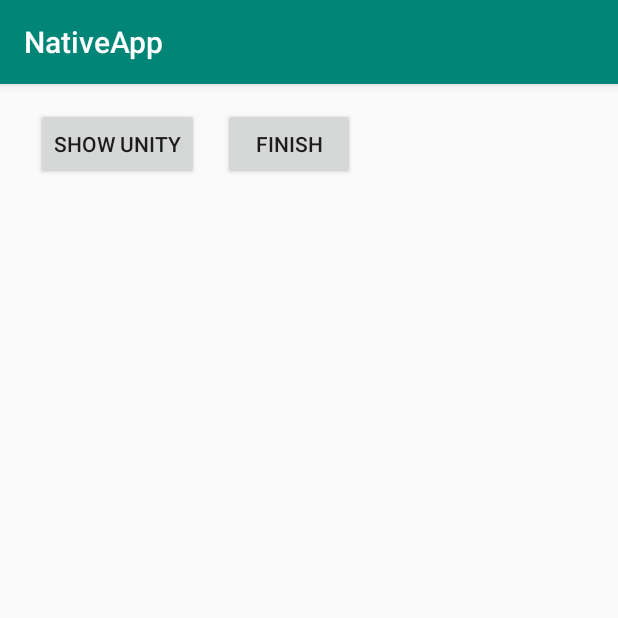
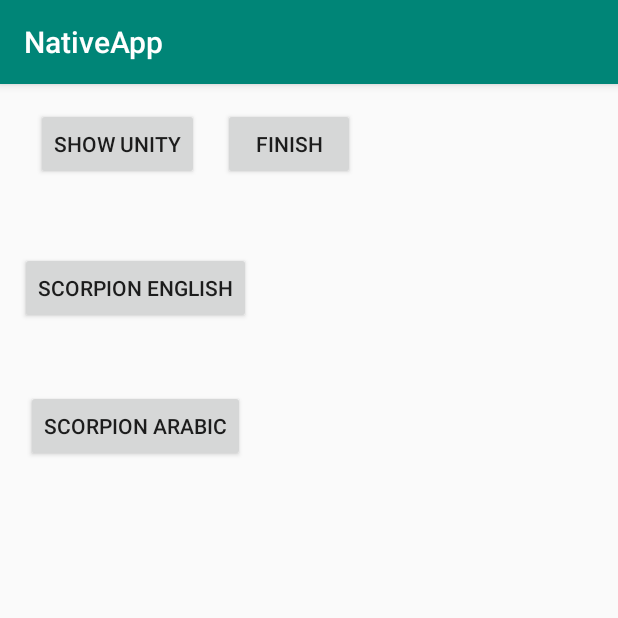
Before and after one commit to obywan/NativeAndroidApp, an Android app: the screen it shows after launch (MainActivity), on a phone screen of 412 x 824 dp, the top half of it. Run offline under Robolectric (Android 15) with nearby library versions, the phone set to English and light mode, and no system bars.

Commit message:
gradle update
gradle update
androidx migration
sdk update

```diff
--- a/app/src/main/res/layout/activity_main.xml
+++ b/app/src/main/res/layout/activity_main.xml
@@ -1,5 +1,5 @@
 <?xml version="1.0" encoding="utf-8"?>
-<android.support.design.widget.CoordinatorLayout
+<androidx.coordinatorlayout.widget.CoordinatorLayout
     xmlns:android="http://schemas.android.com/apk/res/android"
     xmlns:app="http://schemas.android.com/apk/res-auto"
     xmlns:tools="http://schemas.android.com/tools"
@@ -7,20 +7,20 @@
     android:layout_height="match_parent"
     tools:context=".MainActivity">
 
-    <android.support.design.widget.AppBarLayout
+    <com.google.android.material.appbar.AppBarLayout
         android:layout_height="wrap_content"
         android:layout_width="match_parent"
         android:theme="@style/AppTheme.AppBarOverlay">
 
-        <android.support.v7.widget.Toolbar
+        <androidx.appcompat.widget.Toolbar
             android:id="@+id/toolbar"
             android:layout_width="match_parent"
             android:layout_height="?attr/actionBarSize"
             android:background="?attr/colorPrimary"
             app:popupTheme="@style/AppTheme.PopupOverlay" />
 
-    </android.support.design.widget.AppBarLayout>
+    </com.google.android.material.appbar.AppBarLayout>
 
     <include layout="@layout/content_main"/>
 
-</android.support.design.widget.CoordinatorLayout>
+</androidx.coordinatorlayout.widget.CoordinatorLayout>
--- a/app/src/main/res/layout/content_main.xml
+++ b/app/src/main/res/layout/content_main.xml
@@ -1,5 +1,5 @@
 <?xml version="1.0" encoding="utf-8"?>
-<android.support.constraint.ConstraintLayout
+<androidx.constraintlayout.widget.ConstraintLayout
     xmlns:android="http://schemas.android.com/apk/res/android"
     xmlns:tools="http://schemas.android.com/tools"
     xmlns:app="http://schemas.android.com/apk/res-auto"
@@ -33,4 +33,27 @@
         app:layout_constraintStart_toEndOf="@+id/button"
         app:layout_constraintTop_toTopOf="parent" />
 
-</android.support.constraint.ConstraintLayout>
+    <Button
+        android:id="@+id/button3"
+        android:layout_width="wrap_content"
+        android:layout_height="wrap_content"
+        android:layout_marginStart="24dp"
+        android:layout_marginTop="48dp"
+        android:onClick="btnLoadScorpionEnglish"
+        android:text="Scorpion English"
+        app:layout_constraintEnd_toEndOf="@+id/button"
+        app:layout_constraintStart_toStartOf="@+id/button"
+        app:layout_constraintTop_toBottomOf="@+id/button" />
+
+    <Button
+        android:id="@+id/button4"
+        android:layout_width="wrap_content"
+        android:layout_height="wrap_content"
+        android:layout_marginTop="44dp"
+        android:onClick="btnLoadScorpionArabic"
+        android:text="Scorpion Arabic"
+        app:layout_constraintEnd_toEndOf="@+id/button3"
+        app:layout_constraintStart_toStartOf="@+id/button3"
+        app:layout_constraintTop_toBottomOf="@+id/button3" />
+
+</androidx.constraintlayout.widget.ConstraintLayout>
--- a/build.gradle
+++ b/build.gradle
@@ -5,10 +5,12 @@ allprojects {
         repositories {
             google()
             jcenter()
-
+            flatDir {
+                dirs "${project(':unityLibrary').projectDir}/libs"
+            }
         }
         dependencies {
-            classpath 'com.android.tools.build:gradle:3.3.2'
+            classpath 'com.android.tools.build:gradle:3.6.0'
 
             // NOTE: Do not place your application dependencies here; they belong
             // in the individual module build.gradle files
--- a/gradle.properties
+++ b/gradle.properties
@@ -9,6 +9,8 @@
 
 # Specifies the JVM arguments used for the daemon process.
 # The setting is particularly useful for tweaking memory settings.
+android.enableJetifier=true
+android.useAndroidX=true
 org.gradle.jvmargs=-Xmx1536m
 
 # When configured, Gradle will run in incubating parallel mode.
```
Also changed, not shown: app/build.gradle (+11 -9 lines), app/src/main/java/com/unity/mynativeapp/MainActivity.java (+28 -11 lines), app/src/main/java/com/unity/mynativeapp/MainUnityActivity.java (+19 -1 lines), gradle/wrapper/gradle-wrapper.properties, 1 other file.
